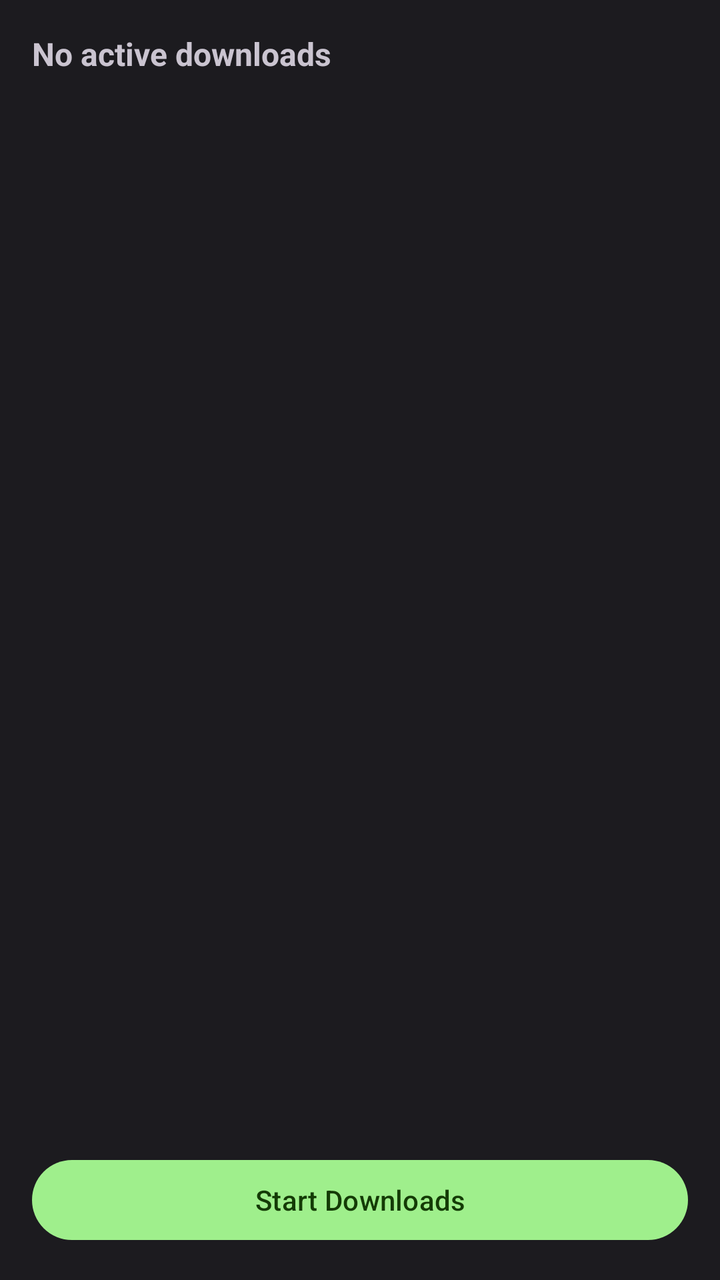
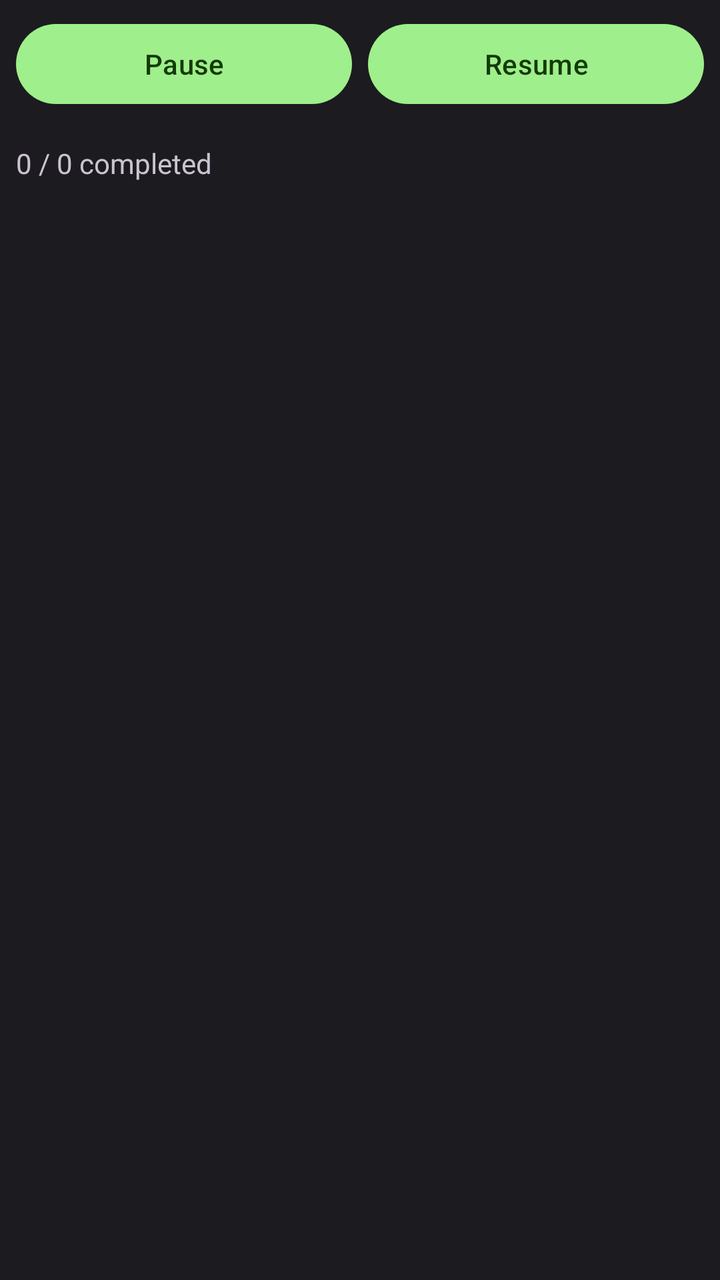

Before-and-after screenshots of an Android layout around one commit, followed by the original layout XML and the change that was made.
<!-- AndroidManifest.xml: application theme Theme.TidalAndroid -->
<!-- res/layout/fragment_downloads.xml -->
<?xml version="1.0" encoding="utf-8"?>
<LinearLayout xmlns:android="http://schemas.android.com/apk/res/android"
    android:layout_width="match_parent"
    android:layout_height="match_parent"
    android:orientation="vertical"
    android:padding="@dimen/default_padding">

    <TextView
        android:id="@+id/status_textview"
        android:layout_width="match_parent"
        android:layout_height="wrap_content"
        android:text="@string/no_active_downloads"
        android:textStyle="bold"
        android:textSize="16sp"
        android:layout_marginBottom="@dimen/default_padding" />

    <ListView
        android:id="@+id/downloads_listview"
        android:layout_width="match_parent"
        android:layout_height="0dp"
        android:layout_weight="1"
        android:layout_marginBottom="@dimen/default_padding" />

    <Button
        android:id="@+id/start_downloads_button"
        android:layout_width="match_parent"
        android:layout_height="wrap_content"
        android:text="@string/start_downloads" />

</LinearLayout>
<!-- resources referenced by this layout -->
<resources>
  <dimen name="default_padding">16dp</dimen>
  <string name="no_active_downloads">No active downloads</string>
  <string name="start_downloads">Start Downloads</string>
  <style name="Theme.TidalAndroid" parent="Theme.Material3.Light.NoActionBar">
          <item name="colorPrimary">@color/md_theme_light_primary</item>
          <item name="colorOnPrimary">@color/md_theme_light_onPrimary</item>
          <item name="colorPrimaryContainer">@color/md_theme_light_primaryContainer</item>
          <item name="colorOnPrimaryContainer">@color/md_theme_light_onPrimaryContainer</item>
          <item name="colorSecondary">@color/md_theme_light_secondary</item>
          <item name="colorOnSecondary">@color/md_theme_light_onSecondary</item>
          <item name="colorSecondaryContainer">@color/md_theme_light_secondaryContainer</item>
          <item name="colorOnSecondaryContainer">@color/md_theme_light_onSecondaryContainer</item>
          <item name="colorTertiary">@color/md_theme_light_tertiary</item>
          <item name="colorOnTertiary">@color/md_theme_light_onTertiary</item>
          <item name="colorTertiaryContainer">@color/md_theme_light_tertiaryContainer</item>
          <item name="colorOnTertiaryContainer">@color/md_theme_light_onTertiaryContainer</item>
          <item name="colorError">@color/md_theme_light_error</item>
          <item name="colorOnError">@color/md_theme_light_onError</item>
          <item name="colorErrorContainer">@color/md_theme_light_errorContainer</item>
          <item name="colorOnErrorContainer">@color/md_theme_light_onErrorContainer</item>
          <item name="android:colorBackground">@color/md_theme_light_background</item>
          <item name="colorOnBackground">@color/md_theme_light_onBackground</item>
          <item name="colorSurface">@color/md_theme_light_surface</item>
          <item name="colorOnSurface">@color/md_theme_light_onSurface</item>
          <item name="colorSurfaceVariant">@color/md_theme_light_surfaceVariant</item>
          <item name="colorOnSurfaceVariant">@color/md_theme_light_onSurfaceVariant</item>
          <item name="colorOutline">@color/md_theme_light_outline</item>
      </style>
  <color name="md_theme_light_primary">#1DB954</color>
  <color name="md_theme_light_onPrimary">#FFFFFF</color>
  <color name="md_theme_light_primaryContainer">#9FEF8C</color>
  <color name="md_theme_light_onPrimaryContainer">#0A2007</color>
  <color name="md_theme_light_secondary">#696969</color>
  <color name="md_theme_light_onSecondary">#FFFFFF</color>
  <color name="md_theme_light_secondaryContainer">#B0B0B0</color>
  <color name="md_theme_light_onSecondaryContainer">#212121</color>
  <color name="md_theme_light_tertiary">#A74B4B</color>
  <color name="md_theme_light_onTertiary">#FFFFFF</color>
  <color name="md_theme_light_tertiaryContainer">#FFD8D5</color>
  <color name="md_theme_light_onTertiaryContainer">#3D0D0B</color>
  <color name="md_theme_light_error">#B3261E</color>
  <color name="md_theme_light_onError">#FFFFFF</color>
  <color name="md_theme_light_errorContainer">#F9DEDC</color>
  <color name="md_theme_light_onErrorContainer">#410E0B</color>
  <color name="md_theme_light_background">#FFFBFE</color>
  <color name="md_theme_light_onBackground">#1C1B1F</color>
  <color name="md_theme_light_surface">#FFFBFE</color>
  <color name="md_theme_light_onSurface">#1C1B1F</color>
  <color name="md_theme_light_surfaceVariant">#ECE7F0</color>
  <color name="md_theme_light_onSurfaceVariant">#49454E</color>
  <color name="md_theme_light_outline">#7A757F</color>
</resources>

<!-- the commit's change to res/layout/fragment_downloads.xml (unified diff, before → after) -->
@@ -1,30 +1,52 @@
 <?xml version="1.0" encoding="utf-8"?>
 <LinearLayout xmlns:android="http://schemas.android.com/apk/res/android"
+    xmlns:app="http://schemas.android.com/apk/res-auto"
     android:layout_width="match_parent"
     android:layout_height="match_parent"
-    android:orientation="vertical"
-    android:padding="@dimen/default_padding">
+    android:orientation="vertical">
+
+    <LinearLayout
+        android:layout_width="match_parent"
+        android:layout_height="wrap_content"
+        android:layout_margin="8dp"
+        android:orientation="horizontal">
+
+        <com.google.android.material.button.MaterialButton
+            android:id="@+id/pauseButton"
+            android:layout_width="0dp"
+            android:layout_height="wrap_content"
+            android:layout_weight="1"
+            android:layout_marginEnd="4dp"
+            android:text="Pause" />
+
+        <com.google.android.material.button.MaterialButton
+            android:id="@+id/resumeButton"
+            android:layout_width="0dp"
+            android:layout_height="wrap_content"
+            android:layout_weight="1"
+            android:layout_marginStart="4dp"
+            android:text="Resume" />
+    </LinearLayout>
 
     <TextView
-        android:id="@+id/status_textview"
+        android:id="@+id/statsTextView"
         android:layout_width="match_parent"
         android:layout_height="wrap_content"
-        android:text="@string/no_active_downloads"
-        android:textStyle="bold"
-        android:textSize="16sp"
-        android:layout_marginBottom="@dimen/default_padding" />
+        android:layout_margin="8dp"
+        android:text="0 / 0 completed"
+        android:textSize="14sp" />
 
-    <ListView
-        android:id="@+id/downloads_listview"
+    <TextView
+        android:id="@+id/emptyStateTextView"
         android:layout_width="match_parent"
-        android:layout_height="0dp"
-        android:layout_weight="1"
-        android:layout_marginBottom="@dimen/default_padding" />
+        android:layout_height="match_parent"
+        android:gravity="center"
+        android:text="No active downloads"
+        android:visibility="gone" />
 
-    <Button
-        android:id="@+id/start_downloads_button"
+    <androidx.recyclerview.widget.RecyclerView
+        android:id="@+id/downloadsRecyclerView"
         android:layout_width="match_parent"
-        android:layout_height="wrap_content"
-        android:text="@string/start_downloads" />
-
+        android:layout_height="match_parent"
+        android:layout_margin="8dp" />
 </LinearLayout>
<!-- resource entries referenced after the edit -->
@@ -1,8 +1,5 @@
 <!-- resources referenced by this layout -->
 <resources>
-  <dimen name="default_padding">16dp</dimen>
-  <string name="no_active_downloads">No active downloads</string>
-  <string name="start_downloads">Start Downloads</string>
   <style name="Theme.TidalAndroid" parent="Theme.Material3.Light.NoActionBar">
           <item name="colorPrimary">@color/md_theme_light_primary</item>
           <item name="colorOnPrimary">@color/md_theme_light_onPrimary</item>
